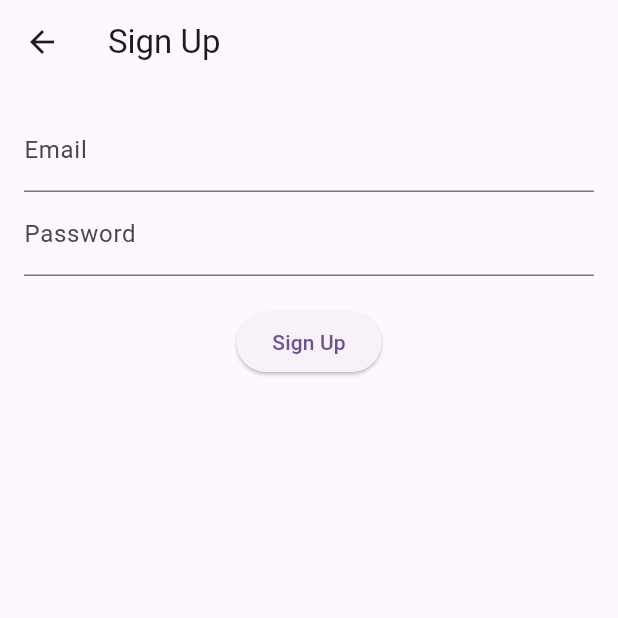
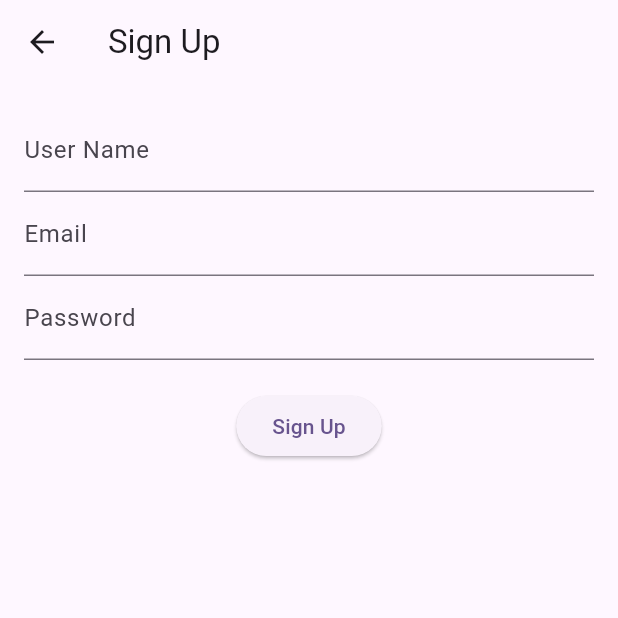
Before and after one commit to 3abdelr7man3omara/support, a Flutter app: the SignUpScreen screen opened directly, on a phone screen of 412 x 824 dp, the top half of it. Run offline on Flutter 3.47's test engine with Material 3 defaults, Android fonts, the phone set to English and light mode, and no system bars; our stand-ins replace bloc, dio, firebase_auth, firebase_core, flutter_bloc, shared_preferences; accounts and stored records are empty; network calls fail.

Commit message:
mange usernames

```diff
--- a/lib/Screens/acount_screen.dart
+++ b/lib/Screens/acount_screen.dart
@@ -1,3 +1,4 @@
+import 'package:firebase_auth/firebase_auth.dart';
 import 'package:flutter/cupertino.dart';
 import 'package:flutter/material.dart';
 import 'package:flutter/widgets.dart';
@@ -12,7 +13,7 @@ class Acount_Screen extends StatefulWidget {
 class _Acount_ScreenState extends State<Acount_Screen> {
   bool _switchValue = true;
   bool _switchValue2 = true;
-
+  User? user = FirebaseAuth.instance.currentUser;
   @override
   Widget build(BuildContext context) {
     return Scaffold(
@@ -35,12 +36,12 @@ class _Acount_ScreenState extends State<Acount_Screen> {
                   ),
                   SizedBox(height: 20),
                   Text(
-                    "User Name from fire base",
+                    user?.displayName ?? " ",
                     style: TextStyle(fontSize: 20, color: Colors.white), // Adjust text color for visibility
                   ),
                   SizedBox(height: 20),
                   Text(
-                    "User Email",
+                    user?.email?? " ",
                     style: TextStyle(fontSize: 20, color: Colors.white), // Adjust text color for visibility
                   ),
                   SizedBox(height: 20),
--- a/lib/Screens/sing_up.dart
+++ b/lib/Screens/sing_up.dart
@@ -11,6 +11,7 @@ class SignUpScreen extends StatefulWidget {
 class _SignUpScreenState extends State<SignUpScreen> {
   final TextEditingController _emailController = TextEditingController();
   final TextEditingController _passwordController = TextEditingController();
+  final TextEditingController _userNameController = TextEditingController(); // Add this controller
 
   @override
   Widget build(BuildContext context) {
@@ -22,6 +23,10 @@ class _SignUpScreenState extends State<SignUpScreen> {
         padding: const EdgeInsets.all(16.0),
         child: Column(
           children: [
+            TextField(
+              controller: _userNameController, // User name input field
+              decoration: InputDecoration(labelText: 'User Name'),
+            ),
             TextField(
               controller: _emailController,
               decoration: InputDecoration(labelText: 'Email'),
@@ -37,6 +42,7 @@ class _SignUpScreenState extends State<SignUpScreen> {
                 context.read<AuthCubit>().registerUser(
                       _emailController.text,
                       _passwordController.text,
+                      _userNameController.text, // Pass user name
                     );
               },
               child: Text('Sign Up'),
--- a/lib/cubits/sing_in_up_cubti.dart
+++ b/lib/cubits/sing_in_up_cubti.dart
@@ -7,7 +7,7 @@ class AuthCubit extends Cubit<AuthState> {
 
   AuthCubit(this._auth) : super(AuthInitial());
 
-  Future<void> registerUser(String email, String password) async {
+  Future<void> registerUser(String email, String password, String displayName) async {
     emit(AuthLoading());
     try {
       UserCredential userCredential = await _auth.createUserWithEmailAndPassword(
@@ -15,10 +15,14 @@ class AuthCubit extends Cubit<AuthState> {
         password: password,
       );
 
+      // Update the user's profile with the display name
+      await userCredential.user!.updateDisplayName(displayName);
+      await userCredential.user!.reload(); // Reload to get the updated user info
+
       emit(AuthAuthenticated(userCredential.user!));
       emit(AuthRegistered());
     } catch (e) {
-      emit(AuthError("Error creating user"));
+      emit(AuthError("Error creating user: ${e.toString()}"));
     }
   }
 
@@ -31,7 +35,7 @@ class AuthCubit extends Cubit<AuthState> {
       );
       emit(AuthAuthenticated(userCredential.user!));
     } catch (e) {
-      emit(AuthError("Error signing in user"));
+      emit(AuthError("Error signing in user: ${e.toString()}"));
     }
   }
 
@@ -41,7 +45,7 @@ class AuthCubit extends Cubit<AuthState> {
       await _auth.signOut();
       emit(AuthUnauthenticated());
     } catch (e) {
-      emit(AuthError("Error signing out"));
+      emit(AuthError("Error signing out: ${e.toString()}"));
     }
   }
 }
```
Also changed, not shown: lib/Screens/weather_home_screen.dart (+11 -10 lines).
